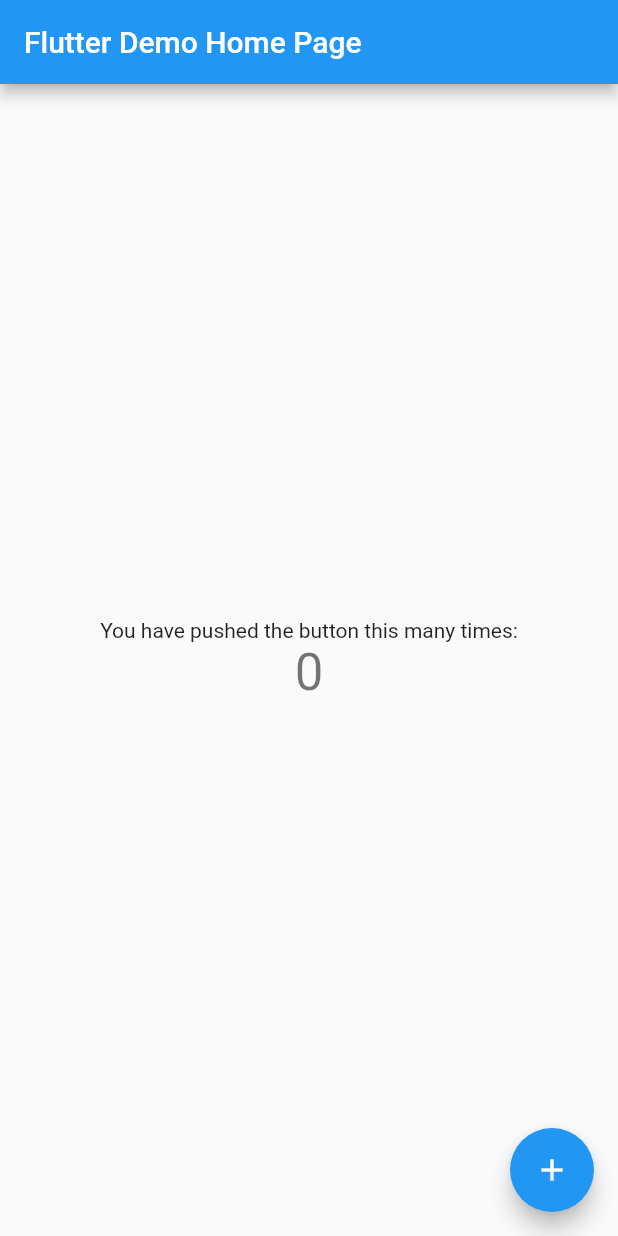
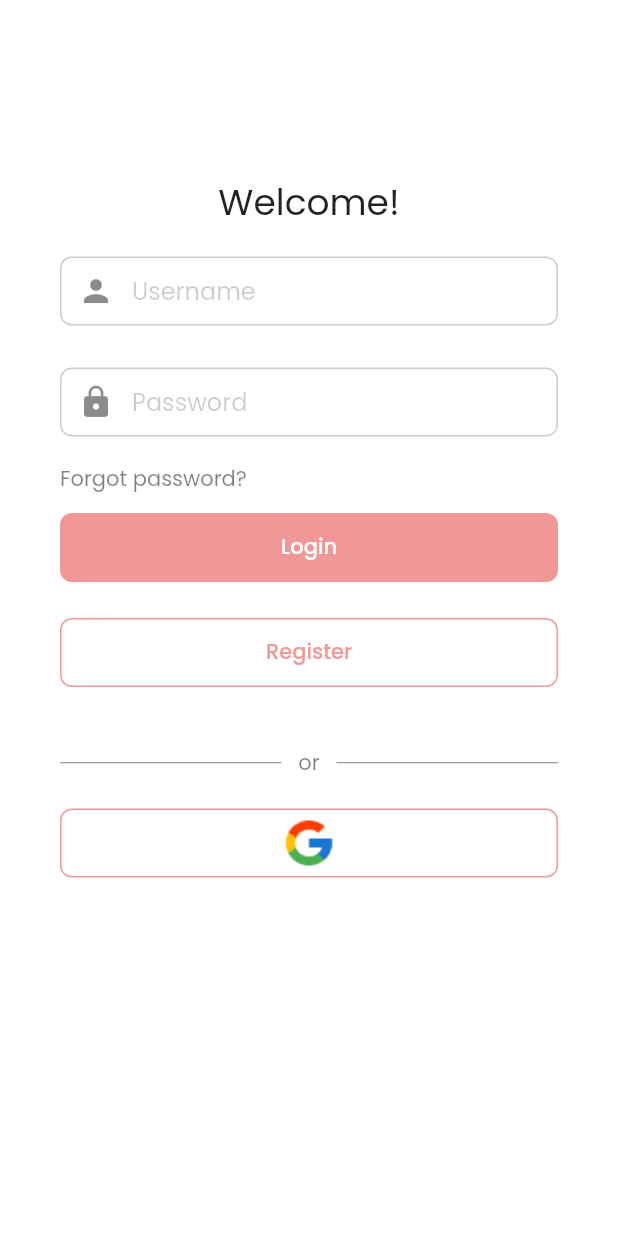
Before and after one commit to Alfyu07/OneBlood, a Flutter app: the screen it shows after launch, on a phone screen of 412 x 824 dp. Run offline on Flutter 3.47's test engine with Material 2 defaults, Android fonts, the phone set to English and light mode, and no system bars; our stand-ins replace google_fonts.

Commit message:
sign in page

```diff
--- /dev/null
+++ b/analysis_options.yaml
@@ -0,0 +1 @@
+include: package:lint/analysis_options.yaml
--- a/lib/main.dart
+++ b/lib/main.dart
@@ -1,113 +1,21 @@
 import 'package:flutter/material.dart';
+import 'package:google_fonts/google_fonts.dart';
+import 'presentation/pages/pages.dart';
 
 void main() {
   runApp(MyApp());
 }
 
 class MyApp extends StatelessWidget {
-  // This widget is the root of your application.
   @override
   Widget build(BuildContext context) {
     return MaterialApp(
       title: 'Flutter Demo',
       theme: ThemeData(
-        // This is the theme of your application.
-        //
-        // Try running your application with "flutter run". You'll see the
-        // application has a blue toolbar. Then, without quitting the app, try
-        // changing the primarySwatch below to Colors.green and then invoke
-        // "hot reload" (press "r" in the console where you ran "flutter run",
-        // or simply save your changes to "hot reload" in a Flutter IDE).
-        // Notice that the counter didn't reset back to zero; the application
-        // is not restarted.
         primarySwatch: Colors.blue,
+        textTheme: GoogleFonts.poppinsTextTheme(),
       ),
-      home: MyHomePage(title: 'Flutter Demo Home Page'),
+      home: const SignInPage(),
     );
   }
 }
-
-class MyHomePage extends StatefulWidget {
-  MyHomePage({Key? key, required this.title}) : super(key: key);
-
-  // This widget is the home page of your application. It is stateful, meaning
-  // that it has a State object (defined below) that contains fields that affect
-  // how it looks.
-
-  // This class is the configuration for the state. It holds the values (in this
-  // case the title) provided by the parent (in this case the App widget) and
-  // used by the build method of the State. Fields in a Widget subclass are
-  // always marked "final".
-
-  final String title;
-
-  @override
-  _MyHomePageState createState() => _MyHomePageState();
-}
-
-class _MyHomePageState extends State<MyHomePage> {
-  int _counter = 0;
-
-  void _incrementCounter() {
-    setState(() {
-      // This call to setState tells the Flutter framework that something has
-      // changed in this State, which causes it to rerun the build method below
-      // so that the display can reflect the updated values. If we changed
-      // _counter without calling setState(), then the build method would not be
-      // called again, and so nothing would appear to happen.
-      _counter++;
-    });
-  }
-
-  @override
-  Widget build(BuildContext context) {
-    // This method is rerun every time setState is called, for instance as done
-    // by the _incrementCounter method above.
-    //
-    // The Flutter framework has been optimized to make rerunning build methods
-    // fast, so that you can just rebuild anything that needs updating rather
-    // than having to individually change instances of widgets.
-    return Scaffold(
-      appBar: AppBar(
-        // Here we take the value from the MyHomePage object that was created by
-        // the App.build method, and use it to set our appbar title.
-        title: Text(widget.title),
-      ),
-      body: Center(
-        // Center is a layout widget. It takes a single child and positions it
-        // in the middle of the parent.
-        child: Column(
-          // Column is also a layout widget. It takes a list of children and
-          // arranges them vertically. By default, it sizes itself to fit its
-          // children horizontally, and tries to be as tall as its parent.
-          //
-          // Invoke "debug painting" (press "p" in the console, choose the
-          // "Toggle Debug Paint" action from the Flutter Inspector in Android
-          // Studio, or the "Toggle Debug Paint" command in Visual Studio Code)
-          // to see the wireframe for each widget.
-          //
-          // Column has various properties to control how it sizes itself and
-          // how it positions its children. Here we use mainAxisAlignment to
-          // center the children vertically; the main axis here is the vertical
-          // axis because Columns are vertical (the cross axis would be
-          // horizontal).
-          mainAxisAlignment: MainAxisAlignment.center,
-          children: <Widget>[
-            Text(
-              'You have pushed the button this many times:',
-            ),
-            Text(
-              '$_counter',
-              style: Theme.of(context).textTheme.headline4,
-            ),
-          ],
-        ),
-      ),
-      floatingActionButton: FloatingActionButton(
-        onPressed: _incrementCounter,
-        tooltip: 'Increment',
-        child: Icon(Icons.add),
-      ), // This trailing comma makes auto-formatting nicer for build methods.
-    );
-  }
-}
--- /dev/null
+++ b/lib/presentation/pages/pages.dart
@@ -0,0 +1,5 @@
+import 'package:flutter/cupertino.dart';
+import 'package:flutter/material.dart';
+import 'package:oneblood/presentation/shared/shared.dart';
+import 'package:oneblood/presentation/widgets/widgets.dart';
+part 'sign_in_page.dart';
--- /dev/null
+++ b/lib/presentation/pages/sign_in_page.dart
@@ -0,0 +1,178 @@
+part of 'pages.dart';
+
+class SignInPage extends StatefulWidget {
+  const SignInPage({Key? key}) : super(key: key);
+
+  @override
+  _SignInPageState createState() => _SignInPageState();
+}
+
+class _SignInPageState extends State<SignInPage> {
+  TextEditingController usernameController = TextEditingController();
+
+  TextEditingController passwordController = TextEditingController();
+
+  @override
+  Widget build(BuildContext context) {
+    return Scaffold(
+      backgroundColor: Colors.white,
+      body: Form(
+        child: SingleChildScrollView(
+          child: Column(
+            crossAxisAlignment: CrossAxisAlignment.start,
+            children: [
+              const SizedBox(height: 117),
+              Center(child: Text('Welcome!', style: text24)),
+              const SizedBox(height: 18),
+              CustomTextField(
+                controller: usernameController,
+                hintText: 'Username',
+                prefixIcon: const Icon(Icons.person),
+                margin: const EdgeInsets.symmetric(horizontal: 40),
+              ),
+              const SizedBox(height: 28),
+              CustomTextField(
+                controller: passwordController,
+                hintText: 'Password',
+                prefixIcon: const Icon(Icons.lock),
+                margin: const EdgeInsets.symmetric(horizontal: 40),
+              ),
+              const SizedBox(height: 18),
+              buildForgotPassword(),
+              const SizedBox(height: 12),
+              // !Login Button
+              CustomPrimaryButton(
+                onPressed: () {},
+                margin: const EdgeInsets.symmetric(horizontal: 40.0),
+                child:
+                    Text("Login", style: text14.copyWith(color: Colors.white)),
+              ),
+              const SizedBox(height: 24),
+              // !Register Buton
+              CustomSecondaryButton(
+                onPressed: () {},
+                margin: const EdgeInsets.symmetric(horizontal: 40.0),
+                child: Text('Register', style: text14),
+              ),
+              const SizedBox(height: 40),
+              buildCustomDivider(),
+              const SizedBox(height: 20),
+              CustomSecondaryButton(
+                onPressed: () {},
+                margin: const EdgeInsets.symmetric(horizontal: 40.0),
+                child: Image.asset('assets/google.png'),
+              )
+            ],
+          ),
+        ),
+      ),
+    );
+  }
+
+  Widget buildCustomDivider() {
+    return Padding(
+      padding: const EdgeInsets.symmetric(horizontal: 40.0),
+      child: Row(
+        children: [
+          Expanded(
+            child: Divider(
+              color: Colors.black.withOpacity(0.5),
+            ),
+          ),
+          Text(
+            "   or   ",
+            style: TextStyle(
+              color: Colors.black.withOpacity(0.5),
+            ),
+          ),
+          Expanded(
+            child: Divider(
+              color: Colors.black.withOpacity(0.5),
+            ),
+          ),
+        ],
+      ),
+    );
+  }
+
+  Widget buildForgotPassword() {
+    return Padding(
+      padding: const EdgeInsets.only(left: 40.0),
+      child: GestureDetector(
+        onTap: () {},
+        child: Text(
+          'Forgot password?',
+          style: text14.copyWith(
+            color: blackColor.withOpacity(0.5),
+          ),
+        ),
+      ),
+    );
+  }
+
+  Widget buildLoginButton() {
+    return Container(
+      width: double.infinity,
+      height: 46,
+      margin: const EdgeInsets.symmetric(horizontal: 40),
+      child: ElevatedButton(
+        onPressed: () {},
+        style: ElevatedButton.styleFrom(
+          elevation: 0,
+          primary: pinkColor,
+          shape: RoundedRectangleBorder(
+            borderRadius: BorderRadius.circular(8),
+          ),
+        ),
+        child: Text(
+          'Login',
+          style: text14.copyWith(
+            color: Colors.white,
+          ),
+        ),
+      ),
+    );
+  }
+
+  Widget buildRegisterButton() {
+    return Container(
+      width: double.infinity,
+      height: 46,
+      margin: const EdgeInsets.symmetric(horizontal: 40),
+      child: ElevatedButton(
+        onPressed: () {},
+        style: ElevatedButton.styleFrom(
+          elevation: 0,
+          shape: RoundedRectangleBorder(
+            borderRadius: BorderRadius.circular(8),
+          ),
+          side: BorderSide(color: pinkColor),
+          primary: Colors.white,
+          onPrimary: pinkColor,
+        ),
+        child: Text('Register', style: text14),
+      ),
+    );
+  }
+
+  Widget buildLoginWithGoogleButton() {
+    return Container(
+      width: double.infinity,
+      height: 46,
+      margin: const EdgeInsets.symmetric(horizontal: 40),
+      child: ElevatedButton(
+        onPressed: () {},
+        style: ElevatedButton.styleFrom(
+          elevation: 0,
+          shape: RoundedRectangleBorder(
+            borderRadius: BorderRadius.circular(8),
+          ),
+          side: BorderSide(color: pinkColor),
+          primary: Colors.white,
+          onPrimary: pinkColor,
+        ),
+        child: Text('Register', style: text14),
+      ),
+    );
+  }
+}
--- /dev/null
+++ b/lib/presentation/shared/shared.dart
@@ -0,0 +1,3 @@
+import 'package:flutter/material.dart';
+
+part 'theme.dart';
--- /dev/null
+++ b/lib/presentation/shared/theme.dart
@@ -0,0 +1,13 @@
+part of 'shared.dart';
+
+Color whiteColor = const Color(0xffFFFFFF);
+Color pinkColor = const Color(0xffF09898);
+Color blackColor = const Color(0xff000000);
+Color successColor = const Color(0xff36D860);
+Color dangerColor = const Color(0xffD83636);
+
+final text24 = TextStyle(fontSize: 24);
+final text18 = TextStyle(fontSize: 18);
+final text16 = TextStyle(fontSize: 16);
+final text14 = TextStyle(fontSize: 14);
+final text13 = TextStyle(fontSize: 13);
--- /dev/null
+++ b/lib/presentation/widgets/custom_primary_button.dart
@@ -0,0 +1,30 @@
+part of 'widgets.dart';
+
+class CustomPrimaryButton extends StatelessWidget {
+  final Widget child;
+  final EdgeInsetsGeometry? margin;
+  final VoidCallback onPressed;
+  const CustomPrimaryButton(
+      {Key? key, required this.child, this.margin, required this.onPressed})
+      : super(key: key);
+
+  @override
+  Widget build(BuildContext context) {
+    return Container(
+      width: double.infinity,
+      height: 46,
+      margin: margin,
+      child: ElevatedButton(
+        onPressed: onPressed,
+        style: ElevatedButton.styleFrom(
+          elevation: 0,
+          primary: pinkColor,
+          shape: RoundedRectangleBorder(
+            borderRadius: BorderRadius.circular(8),
+          ),
+        ),
+        child: child,
+      ),
+    );
+  }
+}
--- /dev/null
+++ b/lib/presentation/widgets/custom_secondary_button.dart
@@ -0,0 +1,32 @@
+part of 'widgets.dart';
+
+class CustomSecondaryButton extends StatelessWidget {
+  final Widget child;
+  final EdgeInsetsGeometry? margin;
+  final VoidCallback onPressed;
+  const CustomSecondaryButton(
+      {Key? key, required this.child, this.margin, required this.onPressed})
+      : super(key: key);
+
+  @override
+  Widget build(BuildContext context) {
+    return Container(
+      width: double.infinity,
+      height: 46,
+      margin: margin,
+      child: ElevatedButton(
+        onPressed: onPressed,
+        style: ElevatedButton.styleFrom(
+          elevation: 0,
+          shape: RoundedRectangleBorder(
+            borderRadius: BorderRadius.circular(8),
+          ),
+          side: BorderSide(color: pinkColor),
+          primary: Colors.white,
+          onPrimary: pinkColor,
+        ),
+        child: child,
+      ),
+    );
+  }
+}
--- /dev/null
+++ b/lib/presentation/widgets/custom_text_field.dart
@@ -0,0 +1,53 @@
+part of 'widgets.dart';
+
+class CustomTextField extends StatelessWidget {
+  final double height;
+  final String? hintText;
+  final TextEditingController controller;
+  final EdgeInsetsGeometry? margin;
+  final Widget? prefixIcon;
+  final Widget? suffixIcon;
+
+  const CustomTextField({
+    Key? key,
+    this.height = 46,
+    required this.controller,
+    this.prefixIcon,
+    this.hintText,
+    this.suffixIcon,
+    this.margin = EdgeInsets.zero,
+  }) : super(key: key);
+
+  @override
+  Widget build(BuildContext context) {
+    return Container(
+      height: height,
+      margin: margin,
+      child: TextFormField(
+        textAlignVertical: TextAlignVertical.center,
+        controller: controller,
+        decoration: InputDecoration(
+          prefixIcon: prefixIcon,
+          suffixIcon: suffixIcon,
+          focusedBorder: OutlineInputBorder(
+            borderSide: BorderSide(
+              color: Colors.black.withOpacity(0.2),
+            ),
+            borderRadius: BorderRadius.circular(8),
+          ),
+          enabledBorder: OutlineInputBorder(
+            borderSide: BorderSide(
+              color: Colors.black.withOpacity(0.2),
+            ),
+            borderRadius: BorderRadius.circular(8),
+          ),
+          hintText: hintText,
+          hintStyle: TextStyle(
+            color: Colors.black.withOpacity(0.2),
+          ),
+          contentPadding: const EdgeInsets.only(top: 20),
+        ),
+      ),
+    );
+  }
+}
--- /dev/null
+++ b/lib/presentation/widgets/widgets.dart
@@ -0,0 +1,6 @@
+import 'package:flutter/material.dart';
+import 'package:oneblood/presentation/shared/shared.dart';
+
+part 'custom_text_field.dart';
+part 'custom_primary_button.dart';
+part 'custom_secondary_button.dart';
```
Also changed, not shown: pubspec.yaml (+4 -11 lines), assets/google.png (added), assets/lock.png (added), assets/user.png (added), pubspec.lock.
